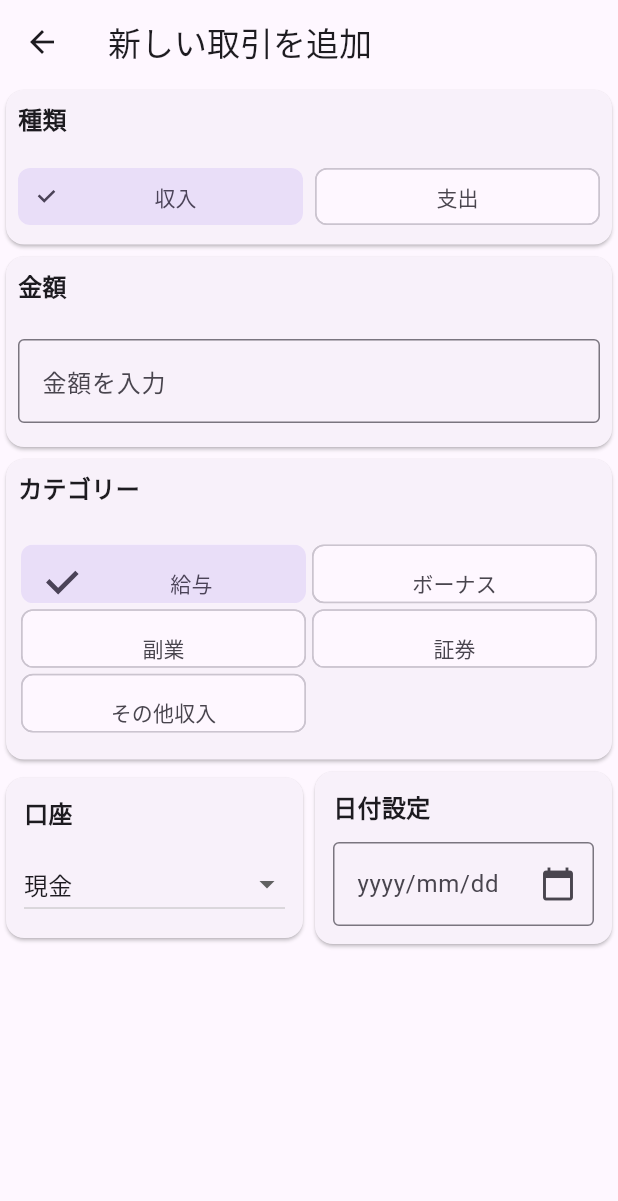
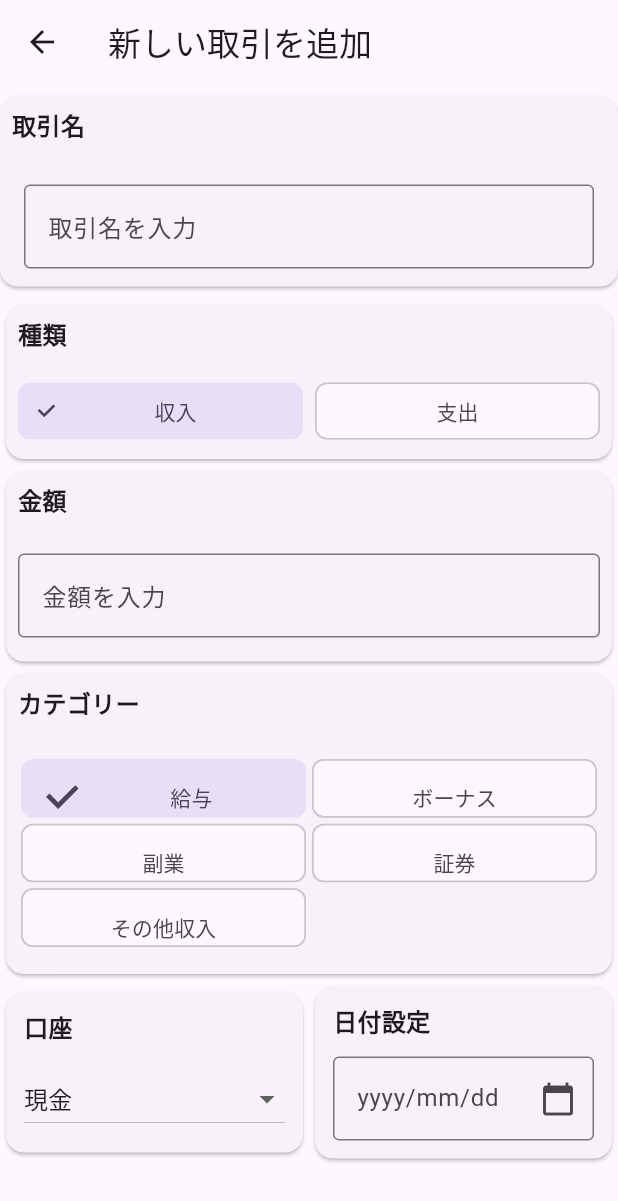
Before and after one commit to kyouga-ones/kakeibo, a Flutter app: the screen it shows after launch, after a tap on the "add" icon, on a phone screen of 412 x 824 dp. Shown: the top 1201 px of the screen. Run offline on Flutter 3.47's test engine with Material 3 defaults, Android fonts, the phone set to English and light mode, and no system bars; our stand-ins replace gap.

Commit message:
feature:task-004:データ追加画面に取引名入力を新規追加

```diff
--- a/lib/features/add/view/add_screen.dart
+++ b/lib/features/add/view/add_screen.dart
@@ -4,6 +4,7 @@ import 'package:kakeibo/features/add/widget/amount_card.dart';
 import 'package:kakeibo/features/add/widget/date_card.dart';
 import 'package:kakeibo/features/add/widget/main_category_card.dart';
 import 'package:kakeibo/features/add/widget/sub_category_card.dart';
+import 'package:kakeibo/features/add/widget/transaction_name_card.dart';
 
 class AddScreen extends StatelessWidget {
   final GlobalKey<FormState> formKey;
@@ -17,8 +18,10 @@ class AddScreen extends StatelessWidget {
   final String selectedAccount;
   final List<String> accountList;
   final void Function(String?) onAccountChanged;
-  final TextEditingController textEditingController;
+  final TextEditingController dateTextEditingController;
   final void Function() onSelectDatePressed;
+  final TextEditingController transactionTextEditingController;
+  final String? Function(String?) transactionValidator;
 
   const AddScreen({
     super.key,
@@ -33,8 +36,10 @@ class AddScreen extends StatelessWidget {
     required this.selectedAccount,
     required this.accountList,
     required this.onAccountChanged,
-    required this.textEditingController,
+    required this.dateTextEditingController,
     required this.onSelectDatePressed,
+    required this.transactionTextEditingController,
+    required this.transactionValidator,
   });
 
   @override
@@ -46,6 +51,10 @@ class AddScreen extends StatelessWidget {
         child: SingleChildScrollView(
           child: Column(
             children: [
+              TransactionNameCard(
+                controller: transactionTextEditingController,
+                validator: transactionValidator,
+              ),
               MainCategoryCard(
                 selectedIndex: selectedMainCategoryIndex,
                 onIncomeSelected: onIncomeSelected,
@@ -71,7 +80,7 @@ class AddScreen extends StatelessWidget {
                   ),
                   Expanded(
                     child: DateCard(
-                      controller: textEditingController,
+                      controller: dateTextEditingController,
                       onPressed: onSelectDatePressed,
                     ),
                   ),
--- a/lib/features/add/viewmodel/add_view_model.dart
+++ b/lib/features/add/viewmodel/add_view_model.dart
@@ -50,7 +50,8 @@ class _AddViewModelState extends State<AddViewModel> {
     });
   }
 
-  final TextEditingController controller = TextEditingController();
+  final TextEditingController dateTextEditingController =
+      TextEditingController();
 
   Future<void> onSelectDatePressed() async {
     DateTime now = DateTime.now();
@@ -63,9 +64,25 @@ class _AddViewModelState extends State<AddViewModel> {
 
     if (picked != null) {
       setState(() {
-        controller.text = dateFormat.format(picked);
+        dateTextEditingController.text = dateFormat.format(picked);
       });
     }
+  }
+
+  final TextEditingController transactionTextEditingController =
+      TextEditingController();
+  String? transactionValidator(String? value) {
+    if (value == null || value.isEmpty) {
+      return '取引名を入力してください';
+    }
+    return null;
+  }
+
+  @override
+  void dispose() {
+    dateTextEditingController.dispose();
+    transactionTextEditingController.dispose();
+    super.dispose();
   }
 
   @override
@@ -84,8 +101,10 @@ class _AddViewModelState extends State<AddViewModel> {
       selectedAccount: selectedAccount,
       accountList: accountList,
       onAccountChanged: onAccountChanged,
-      textEditingController: controller,
+      dateTextEditingController: dateTextEditingController,
       onSelectDatePressed: onSelectDatePressed,
+      transactionTextEditingController: transactionTextEditingController,
+      transactionValidator: transactionValidator,
     );
   }
 }
--- /dev/null
+++ b/lib/features/add/widget/transaction_name_card.dart
@@ -0,0 +1,49 @@
+import 'package:flutter/material.dart';
+import 'package:gap/gap.dart';
+
+class TransactionNameCard extends StatelessWidget {
+  final TextEditingController controller;
+  final String? Function(String?) validator;
+
+  const TransactionNameCard({
+    super.key,
+    required this.controller,
+    required this.validator,
+  });
+
+  @override
+  Widget build(BuildContext context) {
+    return Card(
+      margin: const EdgeInsets.symmetric(vertical: 8),
+      child: Column(
+        children: [
+          Align(
+            alignment: Alignment.centerLeft,
+            child: Padding(
+              padding: const EdgeInsets.all(8),
+              child: Text(
+                '取引名',
+                style: TextStyle(
+                  fontSize: 16,
+                  fontWeight: FontWeight.bold,
+                ),
+              ),
+            ),
+          ),
+          Gap(8),
+          Padding(
+            padding: const EdgeInsets.symmetric(horizontal: 16, vertical: 12),
+            child: TextFormField(
+              controller: controller,
+              validator: validator,
+              decoration: InputDecoration(
+                labelText: '取引名を入力',
+                border: OutlineInputBorder(),
+              ),
+            ),
+          ),
+        ],
+      ),
+    );
+  }
+}
```
